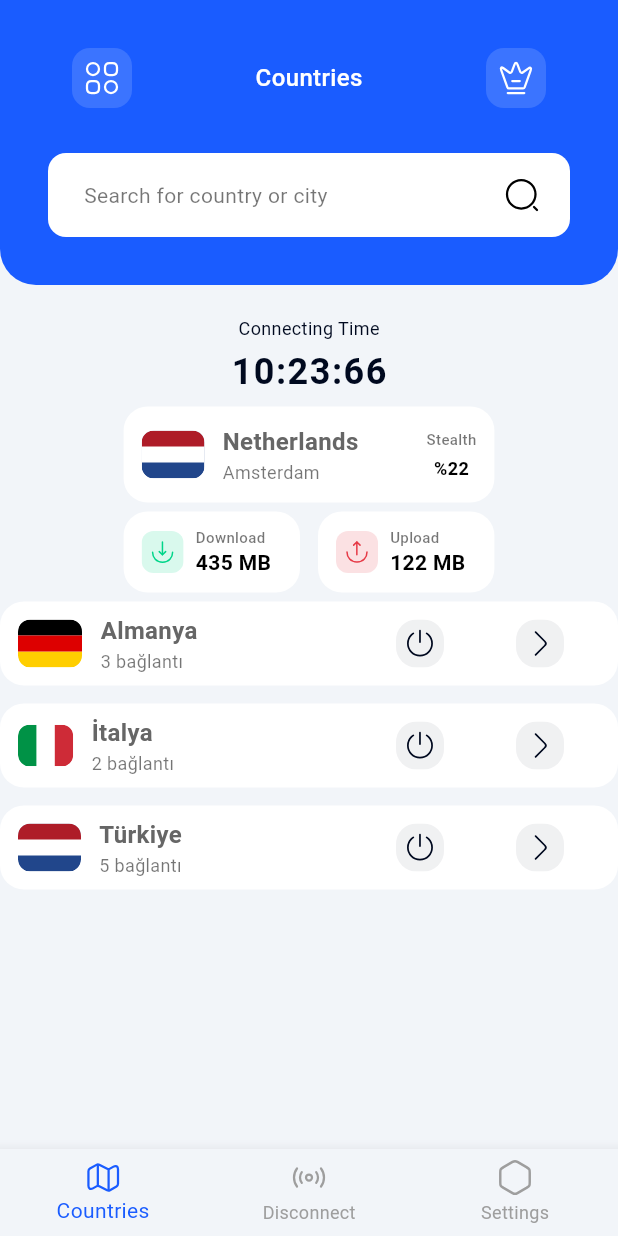
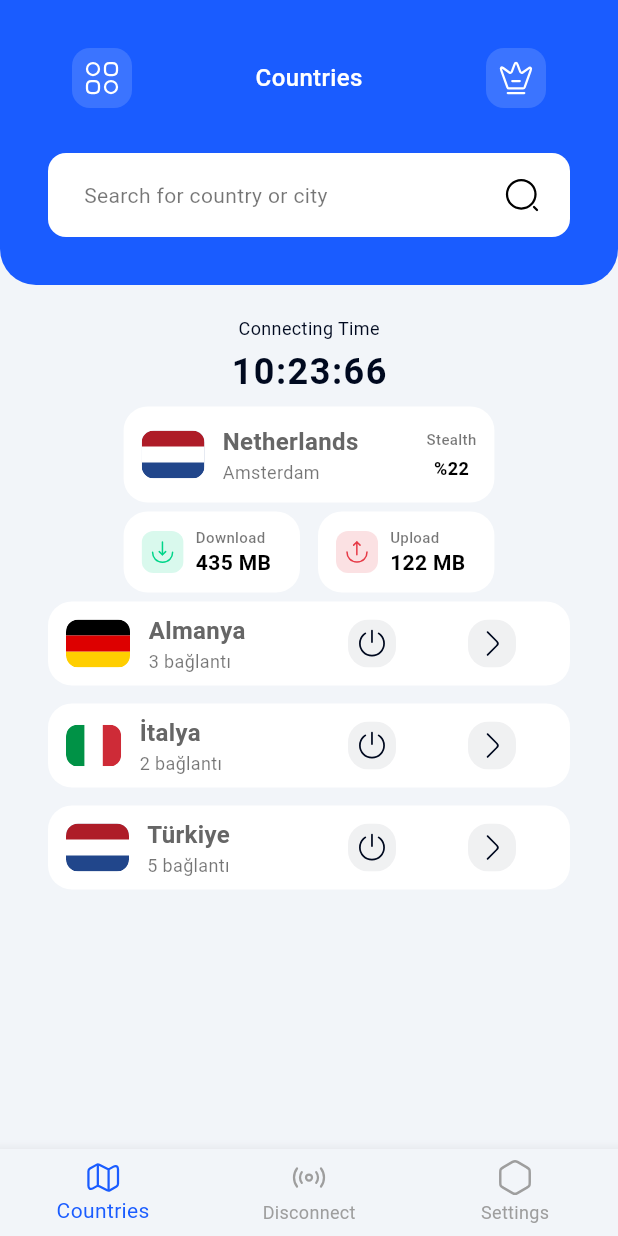
Before and after one commit to ofarukpamuk/vpn_case, a Flutter app: the screen it shows after launch, on a phone screen of 412 x 824 dp. Run offline on Flutter 3.47's test engine with Material 3 defaults, Android fonts, the phone set to English and light mode, and no system bars; our stand-ins replace easy_localization, flutter_bloc, flutter_svg.

Commit message:
list element padding

```diff
--- a/lib/features/home/custom_list_tile.dart
+++ b/lib/features/home/custom_list_tile.dart
@@ -20,7 +20,9 @@ class CustomCountryTile extends StatelessWidget {
 
   @override
   Widget build(BuildContext context) {
-    return Container(
+    return Padding(
+      padding: const EdgeInsets.symmetric(horizontal: 32.0),
+      child: Container(
         height: 56,
         margin: const EdgeInsets.symmetric(vertical: 6),
         padding: const EdgeInsets.symmetric(horizontal: 12),
@@ -82,6 +84,7 @@ class CustomCountryTile extends StatelessWidget {
             ),
           ],
         ),
+      ),
     );
   }
 }
```
Lines whose indentation alone changed are shown as unchanged.
